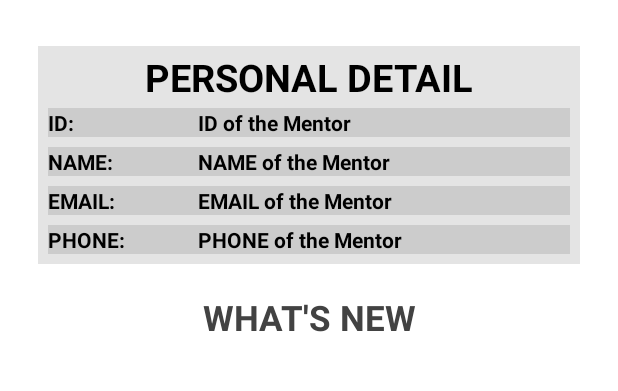
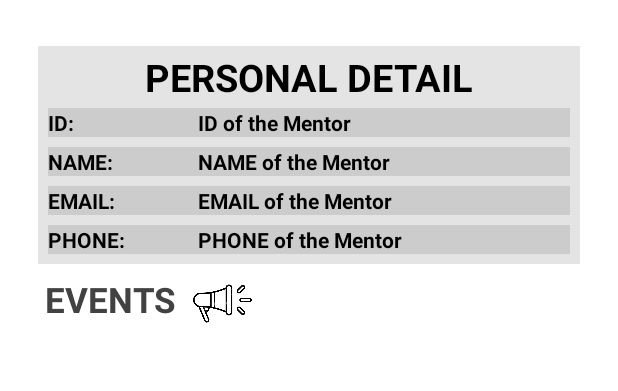
Before and after one commit to https-github-com-GNDECTouch/ConnectApp, an Android app: the MentorActivity screen opened directly, with no data from a screen before it, on a phone screen of 412 x 824 dp, the part 59-450 px from its top. Run offline under Robolectric (Android 15) with nearby library versions, the phone set to English and light mode, and no system bars; libraries missing offline, so code that uses them is left out: io.realm, io.realm.mongodb, org.bson; 3 statements that could not run were skipped.

Commit message:
mentorview changed

```diff
--- a/app/src/main/res/layout/activity_mentor.xml
+++ b/app/src/main/res/layout/activity_mentor.xml
@@ -136,7 +136,6 @@ android:layout_marginTop="20dp"
             <TextView
                 android:layout_width="100dp"
                 android:text="PHONE:"
-
                 android:textStyle="bold"
                 android:textColor="@color/black"
                 android:layout_height="wrap_content"/>
@@ -150,30 +149,48 @@ android:layout_marginTop="20dp"
                 android:layout_height="wrap_content"/>
         </LinearLayout>
     </LinearLayout>
+    <LinearLayout
+        android:layout_marginVertical="8dp"
+        android:layout_marginHorizontal="30dp"
+        android:layout_width="match_parent"
+        android:layout_height="wrap_content"
+        android:orientation="horizontal">
+
+        <TextView
+            android:layout_width="wrap_content"
+            android:layout_height="wrap_content"
+            android:text="EVENTS"
+
+            android:textStyle="bold"
+            android:textSize="23dp"
+            android:textColor="@color/cardview_dark_background"
+            />
+        <ImageView
+            android:layout_marginLeft="10dp"
+            android:id="@+id/imageView2"
+            android:layout_width="40dp"
+            android:layout_height="35dp"
+            app:srcCompat="@drawable/img_2" />
+    </LinearLayout>
 
     <ScrollView
         android:id="@+id/scrollVie"
         android:layout_width="match_parent"
-        android:layout_height="452dp"
+        android:layout_height="402dp"
         android:layout_gravity="center_horizontal"
-
         android:padding="20dp"
         tools:ignore="MissingConstraints,SpeakableTextPresentCheck">
 
 
        <LinearLayout
-           android:layout_width="match_parent"
+           android:layout_width="wrap_content"
            android:layout_height="match_parent"
-           android:orientation="vertical">
-           <TextView
-               android:layout_width="match_parent"
-               android:layout_height="wrap_content"
-               android:text="WHAT'S NEW"
-               android:textAlignment="center"
-               android:textStyle="bold"
-               android:textSize="23dp"
-               android:textColor="@color/cardview_dark_background"
-               />
+           android:layout_gravity="center_horizontal"
+           android:orientation="horizontal">
+
+
+
+
            <LinearLayout
 
                android:id="@+id/linearlay1"
```
Also changed, not shown: app/src/main/java/com/example/gndectouch/alumniView.java (+9 -1 lines), app/src/main/res/layout/activity_alumni_view.xml (+41 -2 lines), app/src/main/res/drawable/img_2.png (added), app/src/main/res/drawable/img_3.png (added).
